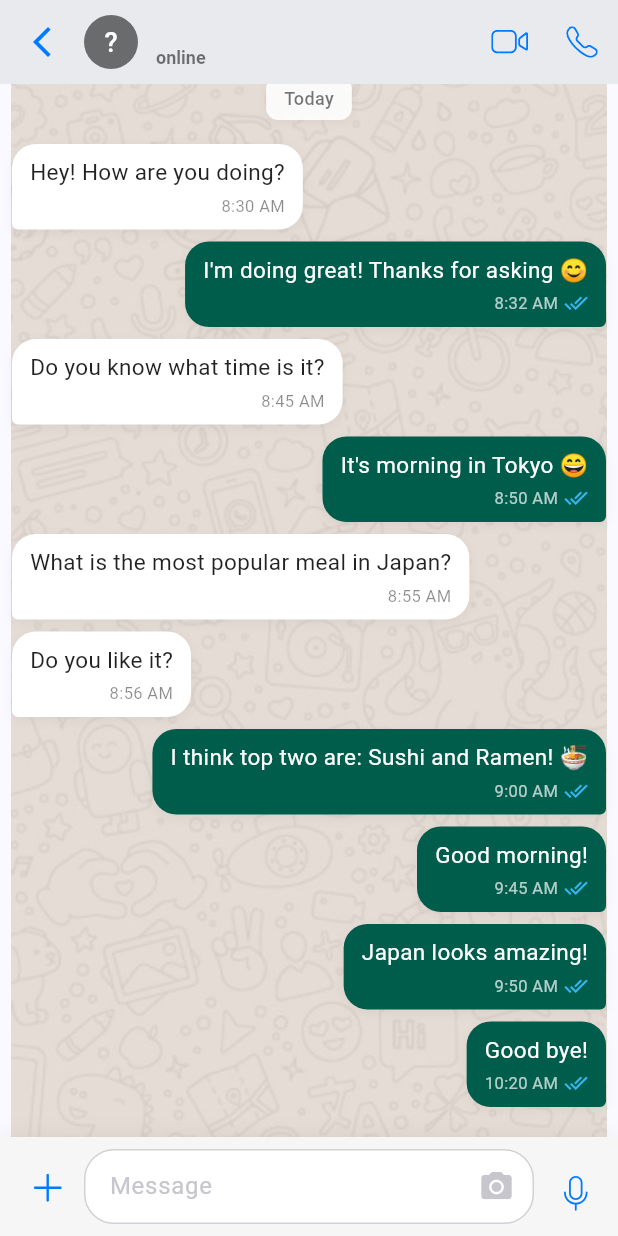
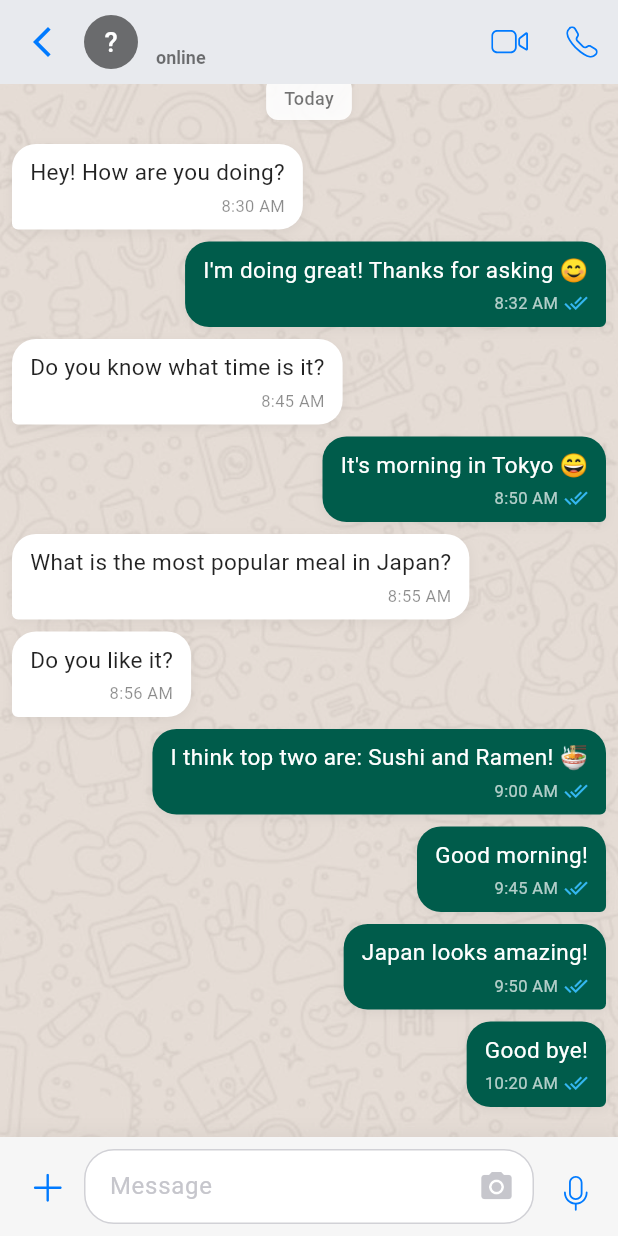
Before and after one commit to Mostafa3wad/whats-app-clone, a Flutter app: the ChatDetailsPage screen opened directly with empty values, on a phone screen of 412 x 824 dp. Run offline on Flutter 3.47's test engine with Material 3 defaults, Android fonts, the phone set to English and light mode, and no system bars; drawn by our look-alikes of dynamic_color; our stand-ins replace connectivity_plus, dartz, dio, equatable, flutter_bloc, flutter_screenutil and 6 more; accounts and stored records are empty; Roboto replaces fonts that are missing (Rubik).

Commit message:
fix: background chat details

```diff
--- a/lib/features/chat/presentation/pages/chat_details_page.dart
+++ b/lib/features/chat/presentation/pages/chat_details_page.dart
@@ -24,13 +24,17 @@ class ChatDetailsPage extends StatelessWidget {
 
   @override
   Widget build(BuildContext context) {
-    return Scaffold(
-      appBar: ChatDetailsAppbar(arg: arg),
-      body: Stack(
-        alignment: Alignment.center,
-        children: <Widget>[
-          Image.asset(AppAssets.backgroundChat, fit: BoxFit.cover),
-          Column(
+    return Stack(
+      children: [
+        // Background image - fixed and doesn't resize
+        Positioned.fill(
+          child: Image.asset(AppAssets.backgroundChat, fit: BoxFit.cover),
+        ),
+        Scaffold(
+          backgroundColor: Colors.transparent,
+          // resizeToAvoidBottomInset: false,
+          appBar: ChatDetailsAppbar(arg: arg),
+          body: Column(
             children: <Widget>[
               Expanded(
                 child: BlocBuilder<ChatDetailsCubit, ChatDetailsState>(
@@ -53,8 +57,8 @@ class ChatDetailsPage extends StatelessWidget {
               ),
             ],
           ),
-        ],
-      ),
+        ),
+      ],
     );
   }
 }
```
